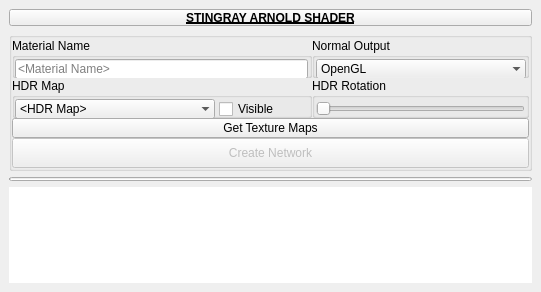
Before: the Qt Designer form mayatk/shadertk/stingray_arnold_shader.ui in m3trik/mayatk, drawn with Qt 5.
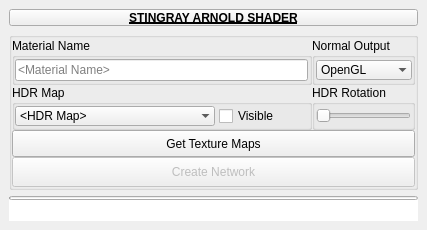
After: the same form once the commit is applied. Custom widgets are drawn as their Qt base class.

```diff
--- a/mayatk/shadertk/stingray_arnold_shader.ui
+++ b/mayatk/shadertk/stingray_arnold_shader.ui
@@ -9,20 +9,14 @@
    <rect>
     <x>0</x>
     <y>0</y>
-    <width>541</width>
-    <height>292</height>
+    <width>427</width>
+    <height>230</height>
    </rect>
   </property>
   <property name="minimumSize">
    <size>
-    <width>111</width>
-    <height>0</height>
-   </size>
-  </property>
-  <property name="maximumSize">
-   <size>
-    <width>999</width>
-    <height>999</height>
+    <width>427</width>
+    <height>175</height>
    </size>
   </property>
   <property name="windowTitle">
@@ -38,6 +32,12 @@
    <set>QMainWindow::AllowNestedDocks|QMainWindow::AllowTabbedDocks|QMainWindow::AnimatedDocks|QMainWindow::ForceTabbedDocks</set>
   </property>
   <widget class="QWidget" name="mainWindow">
+   <property name="minimumSize">
+    <size>
+     <width>0</width>
+     <height>215</height>
+    </size>
+   </property>
    <layout class="QVBoxLayout" name="verticalLayout">
     <item>
      <layout class="QVBoxLayout" name="verticalLayout_3">
@@ -78,6 +78,12 @@
       </item>
       <item>
        <widget class="QGroupBox" name="groupBox_5">
+        <property name="minimumSize">
+         <size>
+          <width>0</width>
+          <height>158</height>
+         </size>
+        </property>
         <property name="title">
          <string/>
         </property>
@@ -392,6 +398,8 @@
                </widget>
               </item>
              </layout>
+             <zorder>chk000</zorder>
+             <zorder>cmb000</zorder>
             </widget>
            </item>
            <item row="3" column="3">
@@ -497,10 +505,20 @@
           </property>
          </widget>
         </item>
-       </layout>
-      </item>
       <item>
        <widget class="QTextEdit" name="txt001">
+          <property name="sizePolicy">
+           <sizepolicy hsizetype="Expanding" vsizetype="MinimumExpanding">
+            <horstretch>0</horstretch>
+            <verstretch>0</verstretch>
+           </sizepolicy>
+          </property>
+          <property name="minimumSize">
+           <size>
+            <width>0</width>
+            <height>1</height>
+           </size>
+          </property>
         <property name="frameShape">
          <enum>QFrame::NoFrame</enum>
         </property>
@@ -517,6 +535,8 @@
          <bool>true</bool>
         </property>
        </widget>
+        </item>
+       </layout>
       </item>
      </layout>
     </item>
```
Lines whose indentation alone changed are shown as unchanged.
